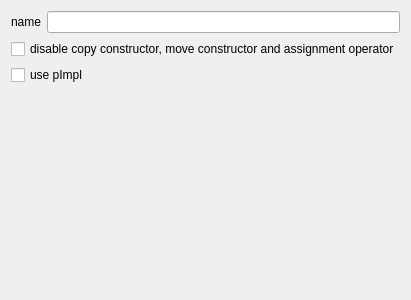
This is CodeCreator/Class.ui in Ulle84/UllesSourceCode as Qt 5 draws it before an edit. The edited form follows.
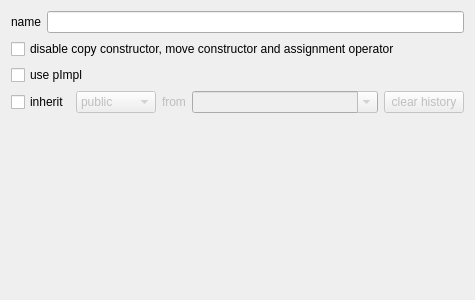
This is the edited form.

Commit message: + Class -> Inheritage

Patch:
```diff
--- a/CodeCreator/Class.ui
+++ b/CodeCreator/Class.ui
@@ -6,7 +6,7 @@
    <rect>
     <x>0</x>
     <y>0</y>
-    <width>400</width>
+    <width>475</width>
     <height>300</height>
    </rect>
   </property>
@@ -42,6 +42,84 @@
      </property>
     </widget>
    </item>
+   <item>
+    <layout class="QHBoxLayout" name="horizontalLayout_3">
+     <item>
+      <widget class="QCheckBox" name="checkBoxInherit">
+       <property name="text">
+        <string>inherit</string>
+       </property>
+      </widget>
+     </item>
+     <item>
+      <widget class="QWidget" name="widgetInheritance" native="true">
+       <property name="enabled">
+        <bool>false</bool>
+       </property>
+       <layout class="QHBoxLayout" name="horizontalLayout_2">
+        <property name="leftMargin">
+         <number>0</number>
+        </property>
+        <property name="topMargin">
+         <number>0</number>
+        </property>
+        <property name="rightMargin">
+         <number>0</number>
+        </property>
+        <property name="bottomMargin">
+         <number>0</number>
+        </property>
+        <item>
+         <widget class="QComboBox" name="comboBoxType">
+          <item>
+           <property name="text">
+            <string notr="true">public</string>
+           </property>
+          </item>
+          <item>
+           <property name="text">
+            <string notr="true">protected</string>
+           </property>
+          </item>
+          <item>
+           <property name="text">
+            <string notr="true">private</string>
+           </property>
+          </item>
+         </widget>
+        </item>
+        <item>
+         <widget class="QLabel" name="label_2">
+          <property name="text">
+           <string>from</string>
+          </property>
+         </widget>
+        </item>
+        <item>
+         <widget class="QComboBox" name="comboBoxBaseClass">
+          <property name="sizePolicy">
+           <sizepolicy hsizetype="MinimumExpanding" vsizetype="Fixed">
+            <horstretch>0</horstretch>
+            <verstretch>0</verstretch>
+           </sizepolicy>
+          </property>
+          <property name="editable">
+           <bool>true</bool>
+          </property>
+         </widget>
+        </item>
+        <item>
+         <widget class="QPushButton" name="pushButtonClearHistory">
+          <property name="text">
+           <string>clear history</string>
+          </property>
+         </widget>
+        </item>
+       </layout>
+      </widget>
+     </item>
+    </layout>
+   </item>
    <item>
     <spacer name="verticalSpacer">
      <property name="orientation">
```
The commit also changes 3 other files.
